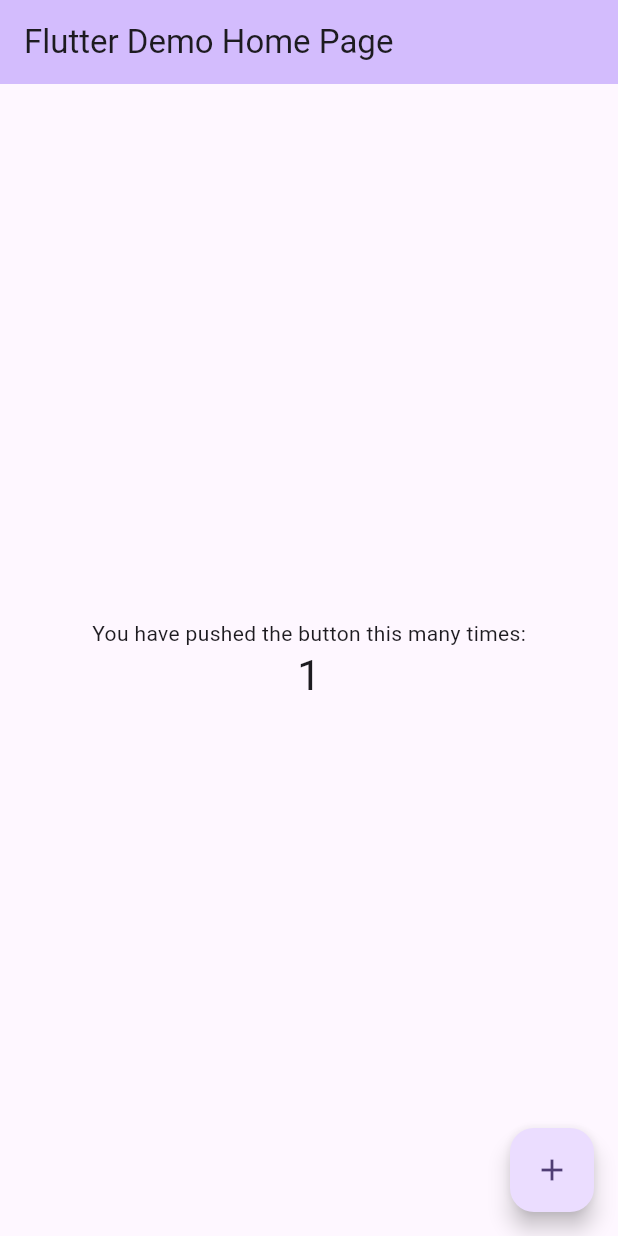
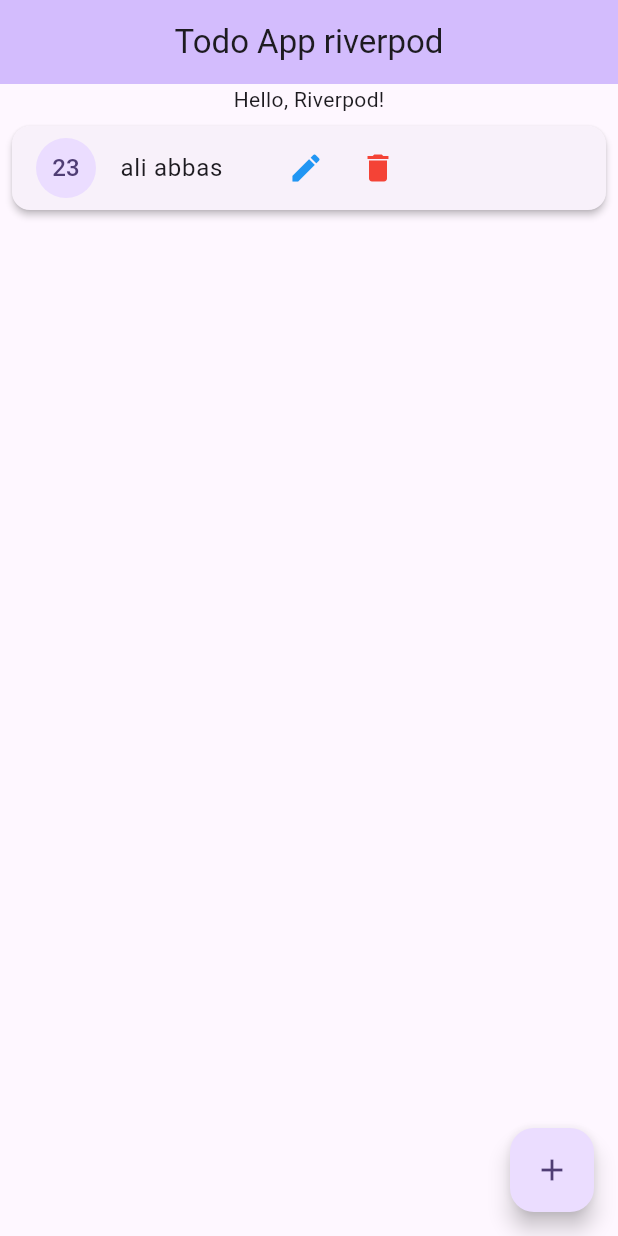
Before and after one commit to Aliabbas9870/todoapp_riverpode_flutter, a Flutter app: the screen it shows after launch, after a tap on the "add" icon, on a phone screen of 412 x 824 dp. Run offline on Flutter 3.47's test engine with Material 3 defaults, Android fonts, the phone set to English and light mode, and no system bars; our stand-ins replace flutter_riverpod.

Commit message:
'riverpod'

```diff
--- a/lib/main.dart
+++ b/lib/main.dart
@@ -1,4 +1,6 @@
 import 'package:flutter/material.dart';
+import 'package:flutter_riverpod/flutter_riverpod.dart';
+import 'package:todoapp/view/home_view.dart';
 
 void main() {
   runApp(const MyApp());
@@ -10,116 +12,16 @@ class MyApp extends StatelessWidget {
   // This widget is the root of your application.
   @override
   Widget build(BuildContext context) {
-    return MaterialApp(
-      title: 'Flutter Demo',
+    return ProviderScope(child: MaterialApp(
+      debugShowCheckedModeBanner: false,
+      title: 'Todo App riverpod',
       theme: ThemeData(
-        // This is the theme of your application.
-        //
-        // TRY THIS: Try running your application with "flutter run". You'll see
-        // the application has a purple toolbar. Then, without quitting the app,
-        // try changing the seedColor in the colorScheme below to Colors.green
-        // and then invoke "hot reload" (save your changes or press the "hot
-        // reload" button in a Flutter-supported IDE, or press "r" if you used
-        // the command line to start the app).
-        //
-        // Notice that the counter didn't reset back to zero; the application
-        // state is not lost during the reload. To reset the state, use hot
-        // restart instead.
-        //
-        // This works for code too, not just values: Most code changes can be
-        // tested with just a hot reload.
         colorScheme: ColorScheme.fromSeed(seedColor: Colors.deepPurple),
         useMaterial3: true,
       ),
-      home: const MyHomePage(title: 'Flutter Demo Home Page'),
-    );
+      home: const HomeView(
+
+      ),
+    ));
   }
 }
-
-class MyHomePage extends StatefulWidget {
-  const MyHomePage({super.key, required this.title});
-
-  // This widget is the home page of your application. It is stateful, meaning
-  // that it has a State object (defined below) that contains fields that affect
-  // how it looks.
-
-  // This class is the configuration for the state. It holds the values (in this
-  // case the title) provided by the parent (in this case the App widget) and
-  // used by the build method of the State. Fields in a Widget subclass are
-  // always marked "final".
-
-  final String title;
-
-  @override
-  State<MyHomePage> createState() => _MyHomePageState();
-}
-
-class _MyHomePageState extends State<MyHomePage> {
-  int _counter = 0;
-
-  void _incrementCounter() {
-    setState(() {
-      // This call to setState tells the Flutter framework that something has
-      // changed in this State, which causes it to rerun the build method below
-      // so that the display can reflect the updated values. If we changed
-      // _counter without calling setState(), then the build method would not be
-      // called again, and so nothing would appear to happen.
-      _counter++;
-    });
-  }
-
-  @override
-  Widget build(BuildContext context) {
-    // This method is rerun every time setState is called, for instance as done
-    // by the _incrementCounter method above.
-    //
-    // The Flutter framework has been optimized to make rerunning build methods
-    // fast, so that you can just rebuild anything that needs updating rather
-    // than having to individually change instances of widgets.
-    return Scaffold(
-      appBar: AppBar(
-        // TRY THIS: Try changing the color here to a specific color (to
-        // Colors.amber, perhaps?) and trigger a hot reload to see the AppBar
-        // change color while the other colors stay the same.
-        backgroundColor: Theme.of(context).colorScheme.inversePrimary,
-        // Here we take the value from the MyHomePage object that was created by
-        // the App.build method, and use it to set our appbar title.
-        title: Text(widget.title),
-      ),
-      body: Center(
-        // Center is a layout widget. It takes a single child and positions it
-        // in the middle of the parent.
-        child: Column(
-          // Column is also a layout widget. It takes a list of children and
-          // arranges them vertically. By default, it sizes itself to fit its
-          // children horizontally, and tries to be as tall as its parent.
-          //
-          // Column has various properties to control how it sizes itself and
-          // how it positions its children. Here we use mainAxisAlignment to
-          // center the children vertically; the main axis here is the vertical
-          // axis because Columns are vertical (the cross axis would be
-          // horizontal).
-          //
-          // TRY THIS: Invoke "debug painting" (choose the "Toggle Debug Paint"
-          // action in the IDE, or press "p" in the console), to see the
-          // wireframe for each widget.
-          mainAxisAlignment: MainAxisAlignment.center,
-          children: <Widget>[
-            const Text(
-              'You have pushed the button this many times:',
-            ),
-            Text(
-              '$_counter',
-              style: Theme.of(context).textTheme.headlineMedium,
-            ),
-          ],
-        ),
-      ),
-      floatingActionButton: FloatingActionButton(
-        onPressed: _incrementCounter,
-        tooltip: 'Increment',
-        child: const Icon(Icons.add),
-      ), // This trailing comma makes auto-formatting nicer for build methods.
-    );
-  }
-}
--- a/lib/riverpod/item_provider.dart
+++ b/lib/riverpod/item_provider.dart
@@ -1,10 +1,31 @@
 import 'package:flutter_riverpod/flutter_riverpod.dart';
 import 'package:todoapp/model/item.dart';
 
-final itemProvider=StateNotifierProvider((ref){
-  return;
+final itemProvider=StateNotifierProvider<ItemNotifier,List<Item>>((ref){
+  return ItemNotifier();
 });
 
-class ItemState extends StateNotifier<List<Item>>{
-  ItemState():super([]);
+class ItemNotifier extends StateNotifier<List<Item>>{
+  ItemNotifier():super([]);
+
+  void addItem(String name){
+    final item=Item(name: name, id: DateTime.now().toString());
+    state.add(item);
+    state =state.toList();
+  }
+
+    void removeItem(String id){
+
+    state.removeWhere((itm)=>itm.id == id);
+    state =state.toList();
+  }
+
+
+     void updateItem(String id,String newName){
+final int ind=
+    state.indexWhere((itm)=>itm.id == id);
+    state[ind].name=newName;
+    state =state.toList();
+  }
+
 }
--- a/lib/view/home_view.dart
+++ b/lib/view/home_view.dart
@@ -0,0 +1,68 @@
+import 'package:flutter/material.dart';
+import 'package:flutter_riverpod/flutter_riverpod.dart';
+import 'package:todoapp/riverpod/item_provider.dart';
+
+class HomeView extends ConsumerWidget {
+  const HomeView({super.key});
+
+  @override
+  Widget build(BuildContext context,WidgetRef ref) {
+    final item=ref.watch(itemProvider);
+    return Scaffold(
+      appBar: AppBar(
+        backgroundColor: Theme.of(context).colorScheme.inversePrimary,
+
+        title: const Text('Todo App riverpod'),
+        centerTitle: true,
+      ),
+      body:  Center(
+        child: Column(
+          children: [
+            Text('Hello, Riverpod!'),
+            item.isEmpty?Text('No item'):Expanded(
+              child: ListView.builder(
+                itemCount: item.length,
+                itemBuilder: (context, index) {
+                  // final currentItem = item[index];
+                  return Card(
+                    margin: EdgeInsets.all(8),
+                    elevation: 2,
+                    child: ListTile(
+                      title: Text(item[index].name),
+                      leading: CircleAvatar(child: Text(item[index].id.length.toString())),
+                         trailing:  Container(
+                          height:100 ,width: 200,
+                           child: Row(
+                             children: [
+                              IconButton(onPressed: (){ref.read(itemProvider.notifier).updateItem(item[index].id, 'new name updated');
+
+
+                              }, icon: Icon(Icons.edit,color: Colors.blue,)),
+
+                               IconButton(
+                                icon: Icon(Icons.delete,color: Colors.red,),
+                                onPressed: () {
+                                  ref.read(itemProvider.notifier).removeItem(item[index].id);
+                                },
+                                                   ),
+                             ],
+                           ),
+                         ),)
+                  );
+                },
+              ),
+            ),
+
+          ],
+        ),
+      ),
+      floatingActionButton: FloatingActionButton(
+        onPressed: () {
+          // Add your onPressed code here!
+          ref.read(itemProvider.notifier).addItem('ali abbas');
+        },
+        child: const Icon(Icons.add),
+      ),
+    );
+  }
+}
```
